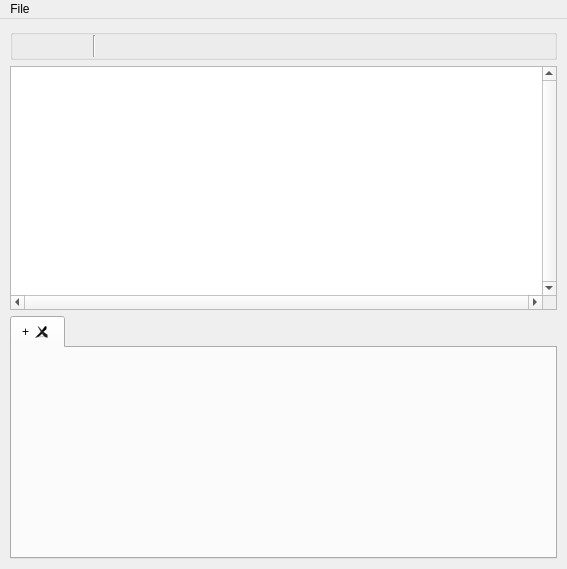
This is ui/script_editor.ui in leixingyu/unrealScriptEditor as Qt 5 draws it before an edit. The edited form follows.
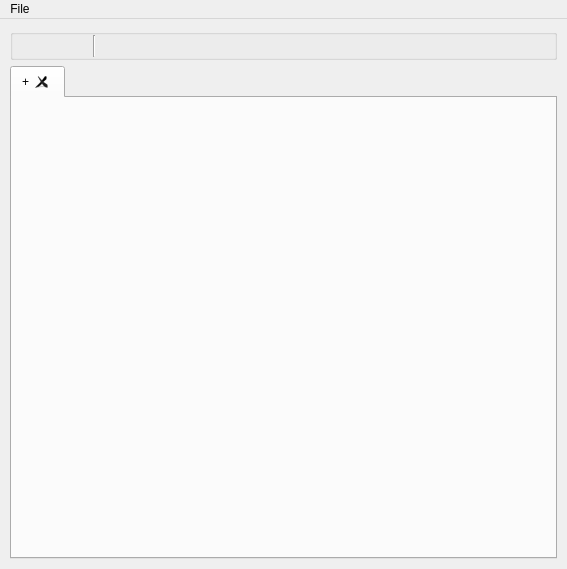
This is the edited form. Icons and pictures are not drawn.

Commit message: separate output widget as an ui file, also clean-ups

Patch:
```diff
--- a/ui/script_editor.ui
+++ b/ui/script_editor.ui
@@ -173,27 +173,6 @@
       </layout>
      </widget>
     </item>
-    <item>
-     <widget class="QTextEdit" name="ui_log_edit">
-      <property name="font">
-       <font>
-        <family>MS Sans Serif</family>
-       </font>
-      </property>
-      <property name="verticalScrollBarPolicy">
-       <enum>Qt::ScrollBarAlwaysOn</enum>
-      </property>
-      <property name="horizontalScrollBarPolicy">
-       <enum>Qt::ScrollBarAlwaysOn</enum>
-      </property>
-      <property name="lineWrapMode">
-       <enum>QTextEdit::NoWrap</enum>
-      </property>
-      <property name="readOnly">
-       <bool>true</bool>
-      </property>
-     </widget>
-    </item>
     <item>
      <widget class="QTabWidget" name="ui_tab_widget">
       <property name="currentIndex">
```
Left out of the diff: 15 changed lines with no effect on the pictures. The commit also changes 3 other files.
